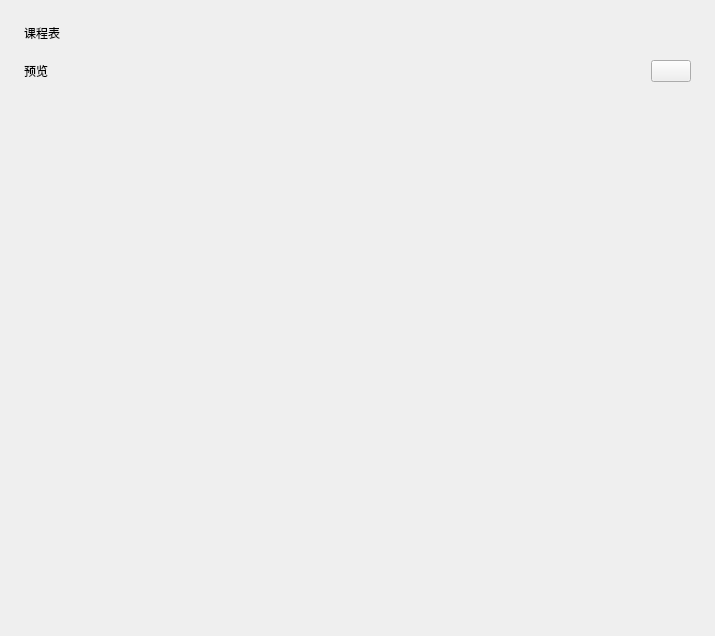
Old version of the form view/menu/preview.ui in the repository xuanxuan1231/Class-Widgets.
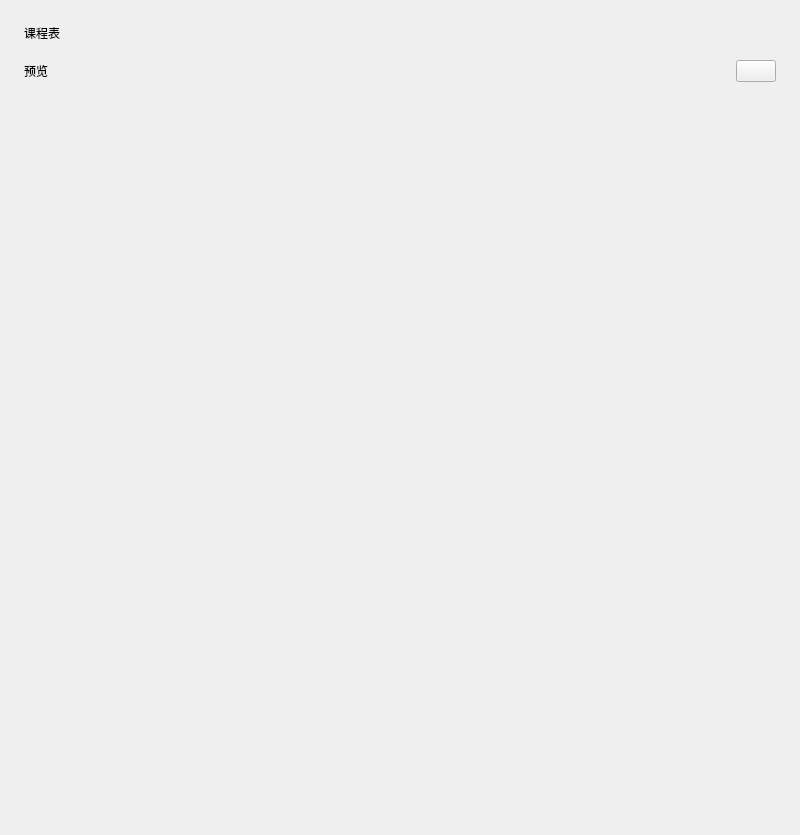
New version of the form. Icons and pictures are not drawn. Custom widgets are drawn as their Qt base class.

```diff
--- a/view/menu/preview.ui
+++ b/view/menu/preview.ui
@@ -6,8 +6,8 @@
    <rect>
     <x>0</x>
     <y>0</y>
-    <width>715</width>
-    <height>636</height>
+    <width>800</width>
+    <height>835</height>
    </rect>
   </property>
   <property name="windowTitle">
@@ -56,6 +56,24 @@
      </item>
     </layout>
    </item>
+   <item>
+    <widget class="SmoothScrollArea" name="SmoothScrollArea">
+     <property name="styleSheet">
+      <string notr="true">background: transparent; border: none</string>
+     </property>
+     <property name="widgetResizable">
+      <bool>true</bool>
+     </property>
+     <widget class="QWidget" name="scrollAreaWidgetContents">
+      <property name="geometry">
+       <rect>
+        <x>0</x>
+        <y>0</y>
+        <width>752</width>
+        <height>680</height>
+       </rect>
+      </property>
+      <layout class="QVBoxLayout" name="verticalLayout">
    <item>
     <widget class="TableWidget" name="schedule_view">
      <property name="sizePolicy">
@@ -153,6 +171,12 @@
     background-color: rgba(0, 0, 0, 12);
 }</string>
      </property>
+         <property name="verticalScrollBarPolicy">
+          <enum>Qt::ScrollBarAlwaysOff</enum>
+         </property>
+         <property name="horizontalScrollBarPolicy">
+          <enum>Qt::ScrollBarAlwaysOff</enum>
+         </property>
      <property name="sizeAdjustPolicy">
       <enum>QAbstractScrollArea::AdjustToContents</enum>
      </property>
@@ -179,18 +203,9 @@
      </attribute>
     </widget>
    </item>
-   <item>
-    <spacer name="verticalSpacer">
-     <property name="orientation">
-      <enum>Qt::Vertical</enum>
-     </property>
-     <property name="sizeHint" stdset="0">
-      <size>
-       <width>20</width>
-       <height>40</height>
-      </size>
-     </property>
-    </spacer>
+      </layout>
+     </widget>
+    </widget>
    </item>
   </layout>
  </widget>
@@ -200,6 +215,12 @@
    <extends>QPushButton</extends>
    <header>qfluentwidgets</header>
   </customwidget>
+  <customwidget>
+   <class>SmoothScrollArea</class>
+   <extends>QScrollArea</extends>
+   <header>qfluentwidgets</header>
+   <container>1</container>
+  </customwidget>
   <customwidget>
    <class>SubtitleLabel</class>
    <extends>QLabel</extends>
```
Left out of the diff: 16 changed lines with no effect on the pictures. Lines whose indentation alone changed are shown as unchanged.
